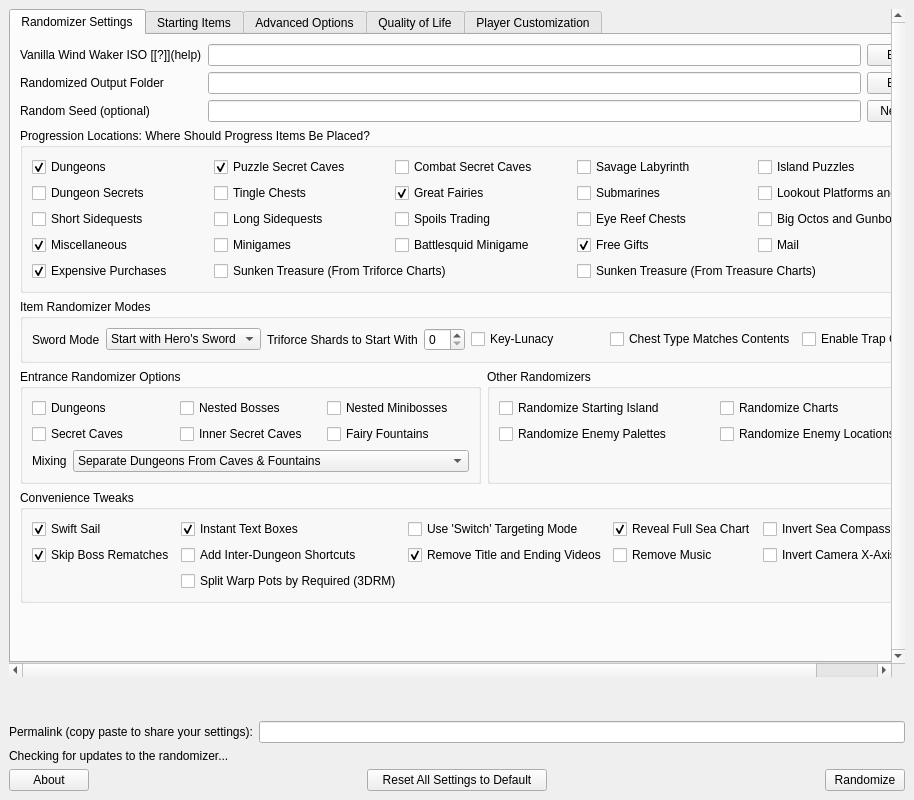
First picture: the form in wwr_ui/randomizer_window.ui, repository tanjo3/wwrando, before the edit.
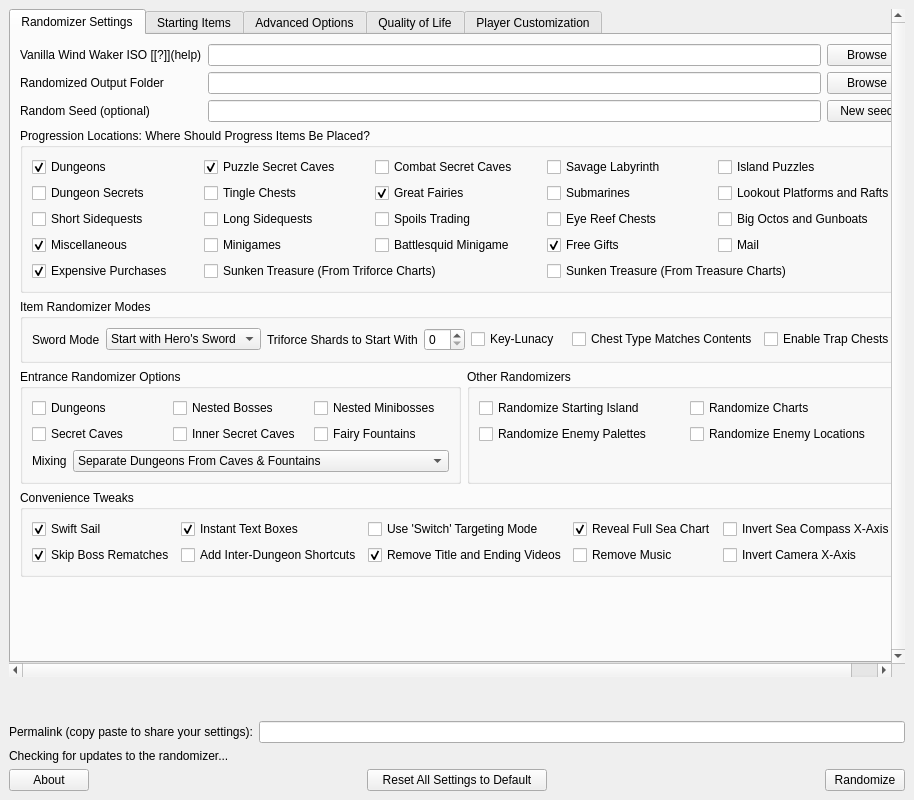
Second picture: the form after the edit. Custom widgets are drawn as their Qt base class.

Commit message: add 1-3 drm warp pot cycles

Patch:
```diff
--- a/wwr_ui/randomizer_window.ui
+++ b/wwr_ui/randomizer_window.ui
@@ -558,13 +558,6 @@
                  </property>
                 </widget>
                </item>
-               <item row="2" column="1">
-                <widget class="QCheckBox" name="split_interdungeon_warps_by_required">
-                 <property name="text">
-                  <string>Split Warp Pots by Required (3DRM)</string>
-                 </property>
-                </widget>
-               </item>
                <item row="1" column="4">
                 <widget class="QCheckBox" name="invert_camera_x_axis">
                  <property name="text">
@@ -1277,7 +1270,7 @@
                 </layout>
                </item>
                <item>
-                <widget class="QCheckBox" name="quality_of_life_2">
+                <widget class="QCheckBox" name="split_interdungeon_warps_by_required">
                  <property name="text">
                   <string>Placeholder 2</string>
                  </property>
```
Left out of the diff: 2 changed lines with no effect on the pictures. The commit also changes 2 other files.
